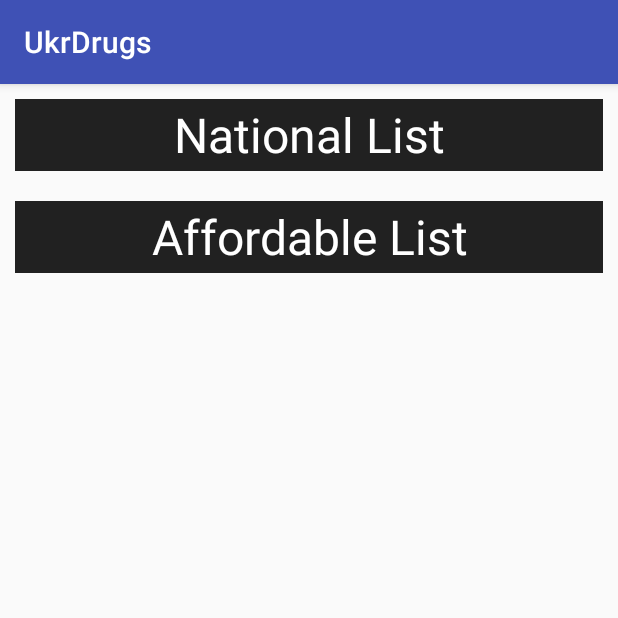
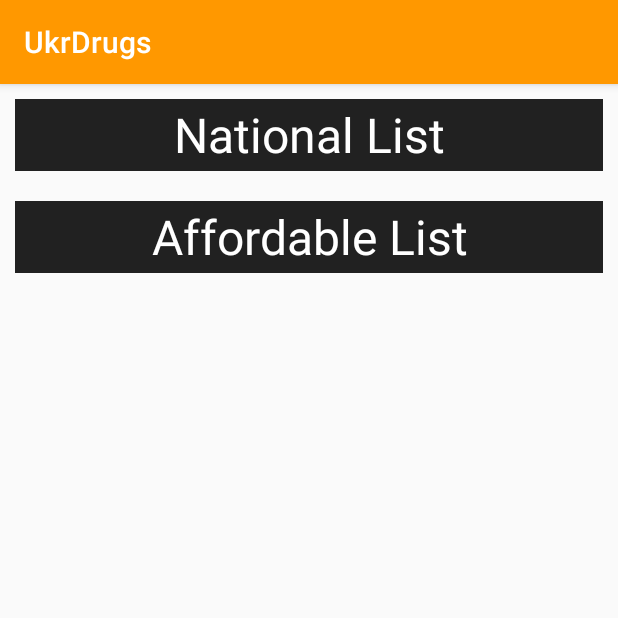
Before and after one commit to kornden/UkrDrugs, an Android app: the screen it shows after launch (MainActivity), on a phone screen of 412 x 824 dp, the top half of it. Run offline under Robolectric (Android 15) with nearby library versions, the phone set to English and light mode, and no system bars.

Commit message:
changing colors

```diff
--- a/app/src/main/res/values/colors.xml
+++ b/app/src/main/res/values/colors.xml
@@ -1,6 +1,9 @@
 <?xml version="1.0" encoding="utf-8"?>
 <resources>
-    <color name="colorPrimary">#3F51B5</color>
-    <color name="colorPrimaryDark">#303F9F</color>
-    <color name="colorAccent">#FF4081</color>
+    <color name="colorPrimary">#FF9800</color>
+    <color name="colorPrimaryDark">#F57C00</color>
+    <color name="colorAccent">#448AFF</color>
+    <color name="colorPrimaryText">#212121</color>
+    <color name="colorSecondaryText">#757575</color>
+    <color name="colorDivider">#BDBDBD</color>
 </resources>
```
